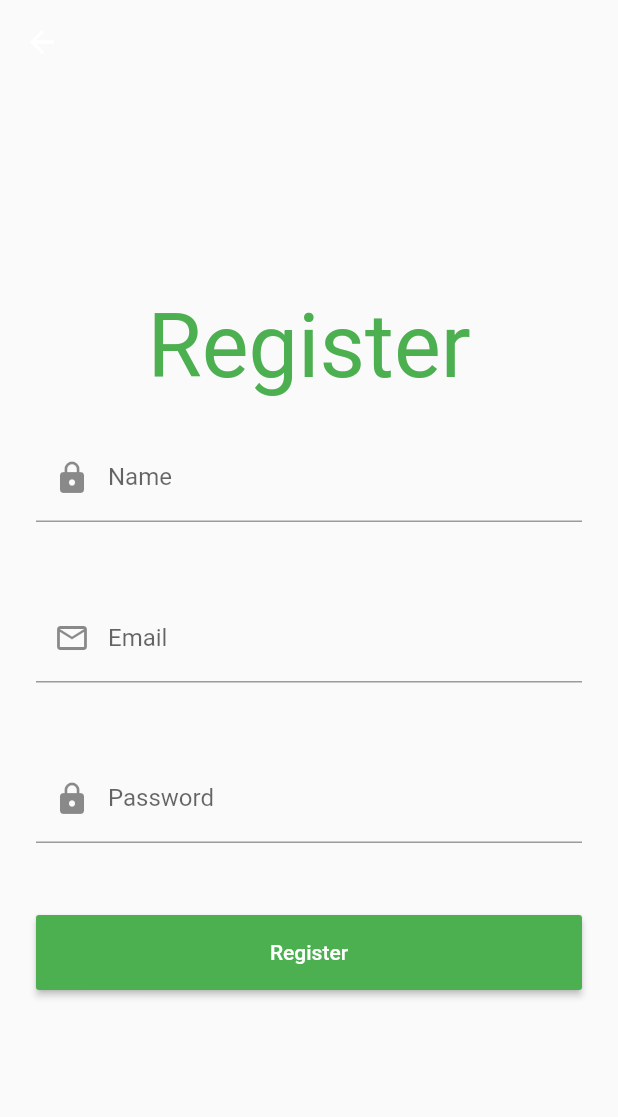
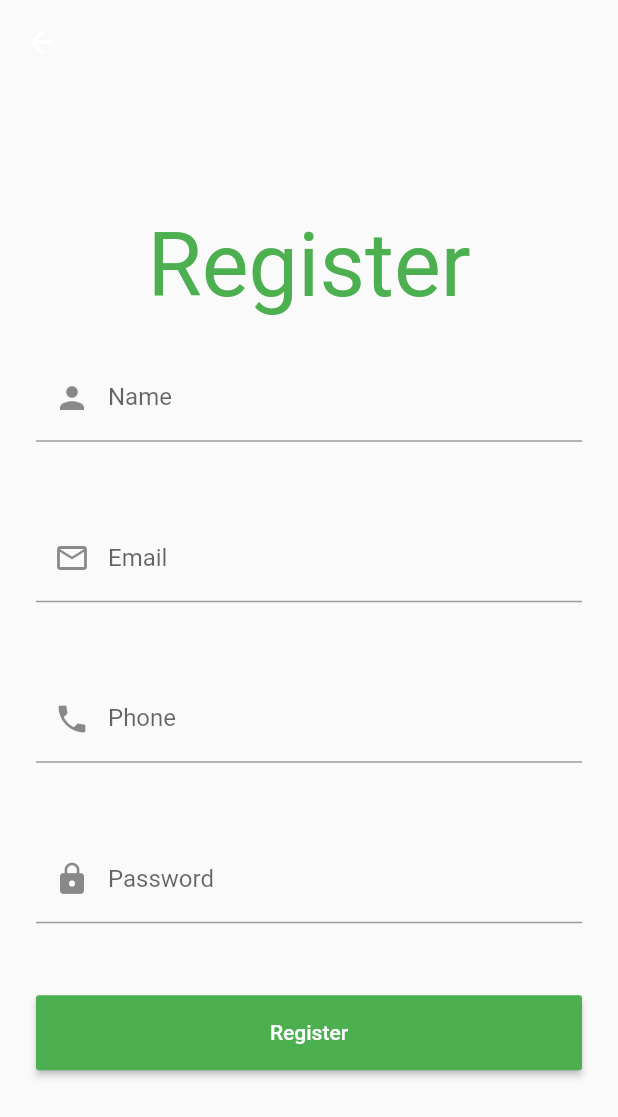
Before and after one commit to BaraaAldomani/social_app, a Flutter app: the screen it shows after launch, after a tap on "Register", on a phone screen of 412 x 824 dp. Shown: the top 1117 px of the screen. Run offline on Flutter 3.47's test engine with Material 2 defaults, Android fonts, the phone set to English and light mode, and no system bars; our stand-ins replace bloc, cloud_firestore, firebase_auth, firebase_core, flutter_bloc, fluttertoast and 1 more; accounts and stored records are empty; network calls fail.

Commit message:
register and login

```diff
--- a/lib/main.dart
+++ b/lib/main.dart
@@ -2,22 +2,30 @@ import 'package:bloc/bloc.dart';
 import 'package:firebase_core/firebase_core.dart';
 import 'package:flutter/material.dart';
 import 'package:social_app/modules/login/login_screen.dart';
+import 'package:social_app/modules/splash_screen.dart';
 import 'package:social_app/modules/test.dart';
+import 'package:social_app/network/local/cache_helper.dart';
 import 'package:social_app/shared/components/constants.dart';
 
 void main() async {
   WidgetsFlutterBinding.ensureInitialized();
   await Firebase.initializeApp();
+
   BlocOverrides.runZoned(
-    () {
-      runApp(const MyApp());
+    () async {
+      await CacheHelper.init();
+      String? uId = CacheHelper.getData(key: 'uId') ?? '';
+      runApp(MyApp(
+        uId: uId!,
+      ));
     },
     blocObserver: MyBlocObserver(),
   );
 }
 
 class MyApp extends StatelessWidget {
-  const MyApp({Key? key}) : super(key: key);
+  final String uId;
+  const MyApp({Key? key, required this.uId}) : super(key: key);
 
   // This widget is the root of your application.
   @override
@@ -26,7 +34,9 @@ class MyApp extends StatelessWidget {
       debugShowCheckedModeBanner: false,
       title: 'Flutter Demo',
       theme: ThemeData(),
-      home: LoginScreen(),
+      home: SplashScreen(
+        uId: uId,
+      ),
     );
   }
 }
--- a/lib/models/user_model.dart
+++ b/lib/models/user_model.dart
@@ -3,14 +3,16 @@ class UserModel {
   String? email;
   String? phone;
   String? uId;
+  bool? isVerified;
 
-  UserModel({this.name, this.email, this.phone, this.uId});
+  UserModel({this.name, this.email, this.phone, this.uId, this.isVerified});
 
   UserModel.fromJson(Map<String, dynamic> json) {
     email = json['email'];
     name = json['name'];
     phone = json['phone'];
     uId = json['uId'];
+    isVerified = json['isVerified'];
   }
   Map<String, dynamic> toMap() {
     return {
@@ -18,6 +20,7 @@ class UserModel {
       'email': email,
       'phone': phone,
       'uId': uId,
+      'isVerified': isVerified,
     };
   }
 }
--- a/lib/modules/login/login_screen.dart
+++ b/lib/modules/login/login_screen.dart
@@ -5,6 +5,7 @@ import 'package:fluttertoast/fluttertoast.dart';
 import 'package:social_app/modules/login/cubit/cubit.dart';
 import 'package:social_app/modules/login/cubit/states.dart';
 import 'package:social_app/modules/register/register_screen.dart';
+import 'package:social_app/network/local/cache_helper.dart';
 import 'package:social_app/shared/components/components.dart';
 
 class LoginScreen extends StatelessWidget {
@@ -20,9 +21,12 @@ class LoginScreen extends StatelessWidget {
         listener: (context, state) {
           if (state is LoginSuccessStates) {
             Fluttertoast.showToast(
-                msg: 'Login successfully',
-                backgroundColor: Colors.green,
-                gravity: ToastGravity.BOTTOM);
+                    msg: 'Login successfully',
+                    backgroundColor: Colors.green,
+                    gravity: ToastGravity.BOTTOM)
+                .then((value) {
+              CacheHelper.saveData(key: 'uId', value: state.uId);
+            });
           }
           if (state is LoginErrorStates) {
             Fluttertoast.showToast(
@@ -88,10 +92,12 @@ class LoginScreen extends StatelessWidget {
                           width: double.infinity,
                           color: Colors.white,
                           height: 50,
-                          widget: Text(
-                            'Register',
-                            style: TextStyle(color: Colors.green),
-                          )),
+                          widget: state is LoginSuccessStates
+                              ? Center(child: CircularProgressIndicator())
+                              : Text(
+                                  'Register',
+                                  style: TextStyle(color: Colors.green),
+                                )),
                     ),
                   ],
                 ),
--- a/lib/modules/register/register_screen.dart
+++ b/lib/modules/register/register_screen.dart
@@ -12,7 +12,10 @@ class RegisterScreen extends StatelessWidget {
   final _nameController = TextEditingController();
   final _emailController = TextEditingController();
   final _passwordController = TextEditingController();
+  final _phoneController = TextEditingController();
+
   var formKey = GlobalKey<FormState>();
+
   @override
   Widget build(BuildContext context) {
     return BlocProvider(
@@ -25,7 +28,9 @@ class RegisterScreen extends StatelessWidget {
                     backgroundColor: Colors.green,
                     gravity: ToastGravity.BOTTOM)
                 .then((value) {
-              goAndFinishTo(widget: SocialLayout(), context: context);
+              Navigator.of(context).pushAndRemoveUntil(
+                  MaterialPageRoute(builder: (context) => SocialLayout()),
+                  (route) => false);
             });
           }
           if (state is RegisterErrorStates) {
@@ -59,7 +64,7 @@ class RegisterScreen extends StatelessWidget {
                             onSubmit: (value) {
                               print(value);
                             },
-                            prefix: Icon(Icons.lock),
+                            prefix: Icon(Icons.person),
                             label: Text('Name')),
                       ),
                       Padding(
@@ -71,6 +76,16 @@ class RegisterScreen extends StatelessWidget {
                             },
                             prefix: Icon(Icons.email_outlined),
                             label: Text('Email')),
+                      ),
+                      Padding(
+                        padding: const EdgeInsets.all(24.0),
+                        child: myTextField(
+                            controller: _phoneController,
+                            onSubmit: (value) {
+                              print(value);
+                            },
+                            prefix: Icon(Icons.phone),
+                            label: Text('Phone')),
                       ),
                       Padding(
                         padding: const EdgeInsets.all(24.0),
@@ -87,6 +102,8 @@ class RegisterScreen extends StatelessWidget {
                         child: myButton(
                             onPressed: () {
                               RegisterCubit.get(context).userRegister(
+                                  name: _nameController.text,
+                                  phone: _phoneController.text,
                                   email: _emailController.text,
                                   password: _passwordController.text);
                             },
--- /dev/null
+++ b/lib/modules/splash_screen.dart
@@ -0,0 +1,54 @@
+import 'dart:async';
+
+import 'package:flutter/material.dart';
+import 'package:social_app/layout/social_layout.dart';
+import 'package:social_app/modules/login/login_screen.dart';
+import 'package:social_app/shared/components/components.dart';
+
+class SplashScreen extends StatefulWidget {
+  final String? uId;
+  const SplashScreen({Key? key, required this.uId}) : super(key: key);
+
+  @override
+  State<SplashScreen> createState() => _SplashScreenState();
+}
+
+class _SplashScreenState extends State<SplashScreen> {
+  @override
+  void initState() {
+    super.initState();
+    Timer(
+        Duration(seconds: 3),
+        () => goAndFinishTo(
+            context: context,
+            widget: widget.uId!.isEmpty ? LoginScreen() : SocialLayout()));
+  }
+
+  @override
+  Widget build(BuildContext context) {
+    return Scaffold(
+      body: Center(
+        child: Column(
+          mainAxisAlignment: MainAxisAlignment.center,
+          children: [
+            Padding(
+              padding: const EdgeInsets.all(8.0),
+              child: Icon(
+                Icons.social_distance,
+                size: MediaQuery.of(context).size.width / 7,
+              ),
+            ),
+            Padding(
+              padding: const EdgeInsets.all(8.0),
+              child: Text(
+                'Ultra Media',
+                style:
+                    TextStyle(fontSize: MediaQuery.of(context).size.width / 7),
+              ),
+            )
+          ],
+        ),
+      ),
+    );
+  }
+}
--- a/pubspec.yaml
+++ b/pubspec.yaml
@@ -30,6 +30,7 @@ dependencies:
   flutter:
     sdk: flutter
   fluttertoast: ^8.0.8
+  shared_preferences: ^2.0.12
 
   bloc: ^8.0.2
   flutter_bloc: ^8.0.1
```
Also changed, not shown: lib/layout/social_layout.dart (+8 -1 lines), lib/modules/login/cubit/cubit.dart (+9 -7 lines), lib/modules/login/cubit/states.dart (+13 -5 lines), lib/modules/register/cubit/cubit.dart (+10 -4 lines), lib/network/local/cache_helper.dart (added, +32 -0 lines), pubspec.lock, 3 other files.
